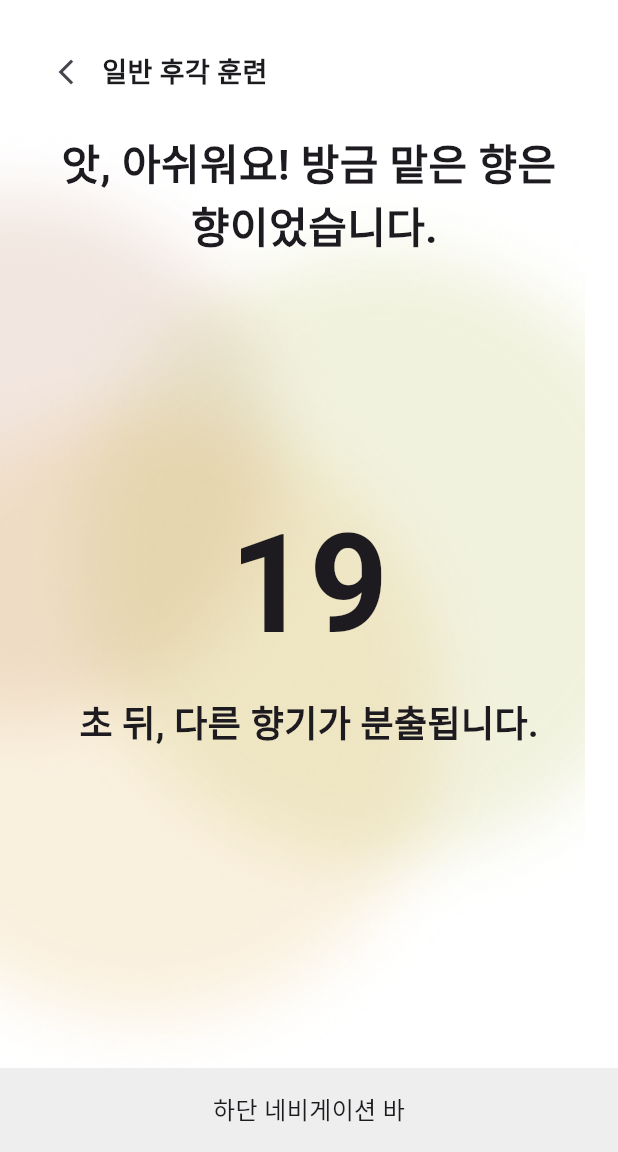
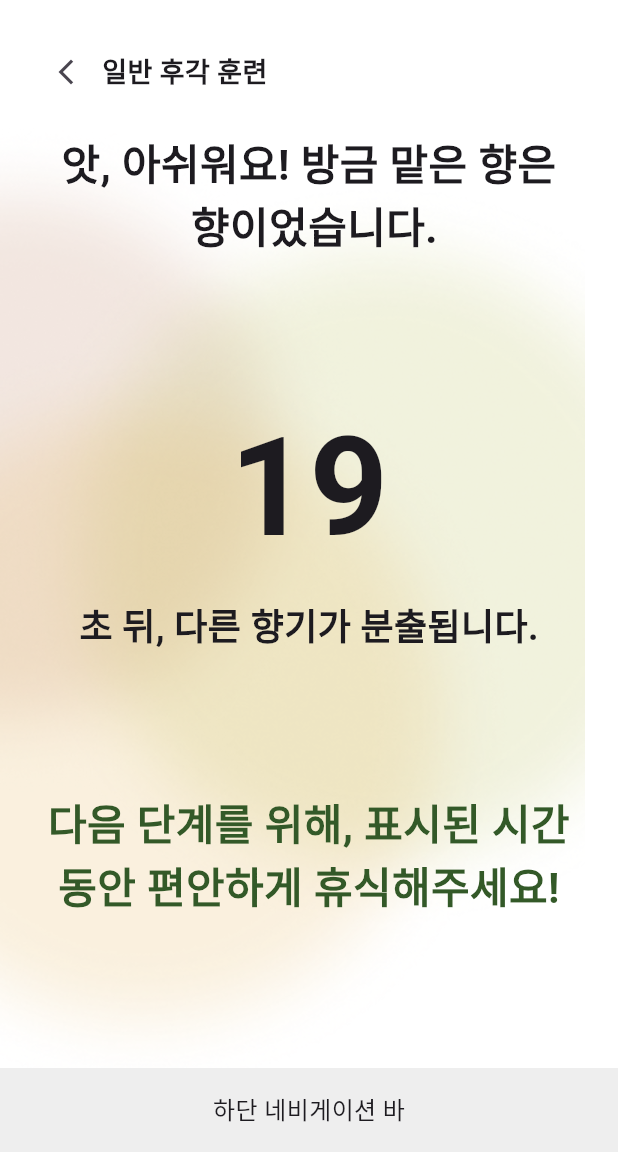
Before and after one commit to deepscent-cnu/deepscent-cnu-app, a Flutter app: the NormalOlfactoryTrainingAnswerScreen screen opened directly, on a phone screen of 412 x 824 dp, the part 84-1236 px from its top. Run offline on Flutter 3.47's test engine with Material 3 defaults, Android fonts, the phone set to English and light mode, and no system bars; our stand-ins replace audioplayers, flutter_tts, get, shared_preferences, speech_to_text; missing offline and left inert: record; accounts and stored records are empty; network calls fail.

Commit message:
chore: UI 및 로직 수정

```diff
--- /dev/null
+++ b/devtools_options.yaml
@@ -0,0 +1,3 @@
+description: This file stores settings for Dart & Flutter DevTools.
+documentation: https://docs.flutter.dev/tools/devtools/extensions#configure-extension-enablement-states
+extensions:
--- a/lib/features/memory_recall_training/memory_recall_scent_select_screen.dart
+++ b/lib/features/memory_recall_training/memory_recall_scent_select_screen.dart
@@ -62,7 +62,7 @@ class MemoryRecallScentSelectScreen extends StatelessWidget {
                       ),
                       const SizedBox(width: 8),
                       Text(
-                        '${sessionIndex}회차 기억회상 훈련',
+                        '$sessionIndex회차 기억회상 훈련',
                         style: TextStyle(fontSize: 18, fontWeight: FontWeight.bold),
                       ),
                     ],
--- a/lib/features/memory_recall_training/presentation/screens/memory_recall_training_screen.dart
+++ b/lib/features/memory_recall_training/presentation/screens/memory_recall_training_screen.dart
@@ -61,6 +61,7 @@ class MemoryRecallTrainingScreenState
     await DeviceApi.controlScentDeviceSlot(1, 0);
 
     if (context.mounted) {
+      Navigator.pop(context);
       Navigator.pop(context);
     }
   }
@@ -143,10 +144,7 @@ class MemoryRecallTrainingScreenState
                                 content: '훈련 끝내기',
                                 icon: Icon(Icons.exit_to_app, size: 20),
                                 function:
-                                    () => {
-                                      Navigator.pop(context),
-                                      Navigator.pop(context),
-                                    },
+                                    stopTrainingCycle,
                               ),
                             ),
                           ],
--- a/lib/features/normal_olfactory_training/presentation/screens/normal_olfactory_training_answer.dart
+++ b/lib/features/normal_olfactory_training/presentation/screens/normal_olfactory_training_answer.dart
@@ -25,10 +25,12 @@ class _NormalOlfactoryTrainingAnswerScreenState
   int remainTime = 20;
   String message = "초 뒤, 다른 향기가 분출됩니다.";
   bool isLoading = false;
+  bool isStopped = false;
 
   @override
   void initState() {
     super.initState();
+    isStopped = false;
     if (normalOlfactoryTrainingController.currentRound.value != 4) {
       startTrainingCycle();
     }
@@ -42,6 +44,10 @@ class _NormalOlfactoryTrainingAnswerScreenState
     await Future.delayed(const Duration(seconds: 1));
 
     while (remainTime > 1) {
+      if (isStopped) {
+        return;
+      }
+
       setState(() {
         remainTime -= 1;
       });
@@ -60,6 +66,16 @@ class _NormalOlfactoryTrainingAnswerScreenState
     });
 
     nextRound();
+  }
+
+  Future<void> stopTrainingCycle() async {
+    isStopped = true;
+
+    if (context.mounted) {
+      normalOlfactoryTrainingController.reset();
+      Navigator.pop(context);
+      Navigator.pop(context);
+    }
   }
 
   void showTrainingStopModal(BuildContext context) {
@@ -133,7 +149,7 @@ class _NormalOlfactoryTrainingAnswerScreenState
                               child: ButtonBasic(
                                 content: '훈련 끝내기',
                                 icon: Icon(Icons.exit_to_app, size: 20),
-                                function: () => {Navigator.pop(context)},
+                                function: stopTrainingCycle,
                               ),
                             ),
                           ],
@@ -271,7 +287,6 @@ class _NormalOlfactoryTrainingAnswerScreenState
                               textAlign: TextAlign.center,
                             ),
                           ),
-                          // const SizedBox(height: 128),
                           normalOlfactoryTrainingController
                                       .currentRound
                                       .value !=
@@ -308,20 +323,33 @@ class _NormalOlfactoryTrainingAnswerScreenState
                                       vertical: 16,
                                     ),
                                     child: ButtonBasic(
-                                      content:
-                                          normalOlfactoryTrainingController
-                                                      .currentRound
-                                                      .value !=
-                                                  4
-                                              ? "다음 향 맡아보기"
-                                              : "훈련 결과 보기",
+                                      content: "훈련 결과 보기",
                                       icon: Icon(Icons.double_arrow),
                                       function: nextRound,
                                     ),
                                   ),
                                 ),
                               ),
-                          const SizedBox(height: 60),
+                          normalOlfactoryTrainingController
+                                      .currentRound
+                                      .value !=
+                                  4
+                              ? Column(
+                                children: [
+                                  const SizedBox(height: 5),
+                                  Text(
+                                    "다음 단계를 위해, 표시된 시간 동안 편안하게 휴식해주세요!",
+                                    style: TextStyle(
+                                      fontSize: 28,
+                                      fontWeight: FontWeight.bold,
+                                      color: Color(0xFF335928),
+                                    ),
+                                    textAlign: TextAlign.center,
+                                  ),
+                                  const SizedBox(height: 100),
+                                ],
+                              )
+                              : SizedBox.shrink(),
                         ],
                       ),
                     ),
--- a/lib/features/normal_olfactory_training/presentation/screens/normal_olfactory_training_result.dart
+++ b/lib/features/normal_olfactory_training/presentation/screens/normal_olfactory_training_result.dart
@@ -282,7 +282,7 @@ class NormalOlfactoryTrainingResultScreen extends StatelessWidget {
                         vertical: 16,
                       ),
                       child: ButtonBasic(
-                        content: '훈련 목록 보기',
+                        content: '홈으로 돌아가기',
                         icon: Icon(Icons.list, size: 30),
                         function: () => returnTrainingList(context),
                       ),
--- a/pubspec.yaml
+++ b/pubspec.yaml
@@ -53,6 +53,7 @@ dependencies:
   cupertino_icons: ^1.0.8
   http: ^1.3.0
   get: ^4.7.2
+  shared_preferences: ^2.5.3
 
 dev_dependencies:
   flutter_test:
```
Also changed, not shown: lib/features/normal_olfactory_training/presentation/screens/normal_olfactory_training_question.dart (+6 -1 lines), lib/features/normal_olfactory_training/presentation/screens/normal_olfactory_training_screen.dart (+3 -5 lines), lib/features/training_list/presentation/screens/olfactory_training_list.dart (+40 -10 lines), pubspec.lock, 1 other file.
